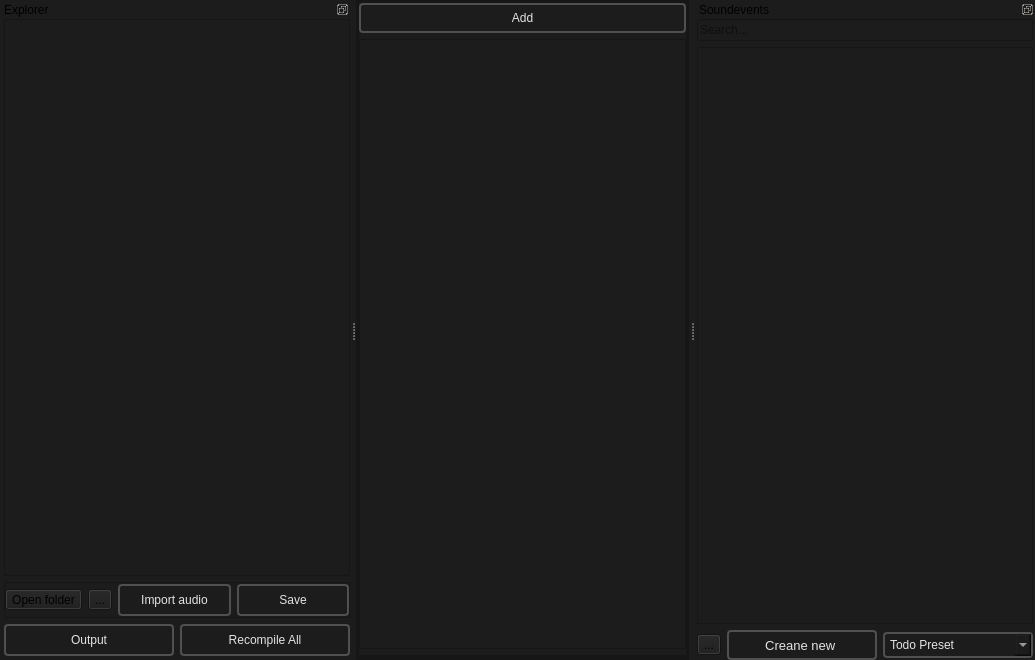
This is soudevent_editor/soundevenet_editor_mainwindow.ui in dertwist/Hammer5Tools as Qt 5 draws it before an edit. The edited form follows.
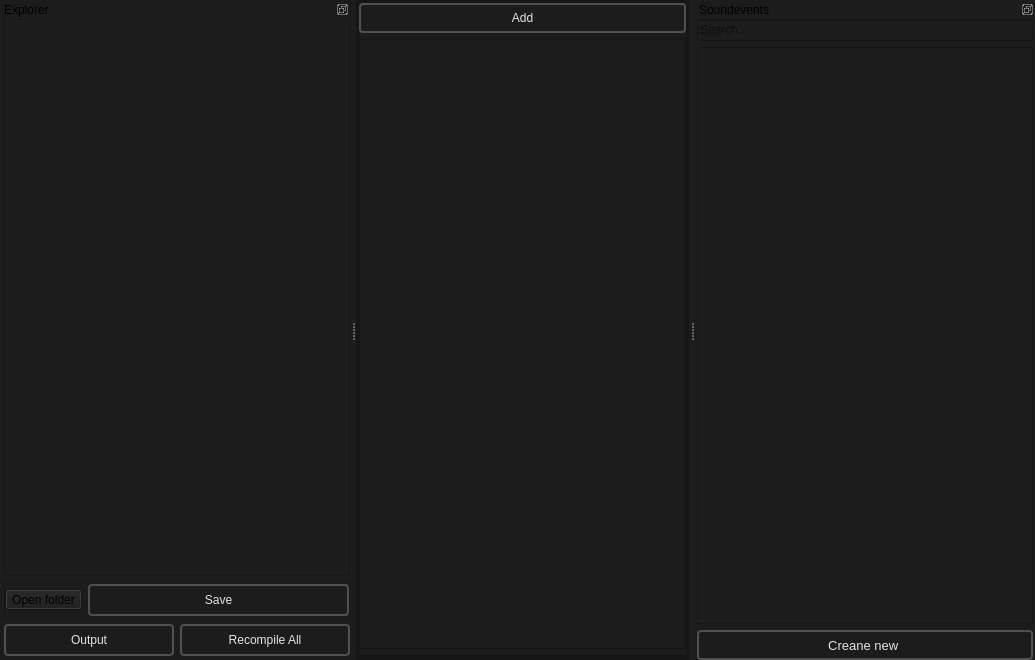
This is the edited form. Icons and pictures are not drawn.

```diff
--- a/soudevent_editor/soundevenet_editor_mainwindow.ui
+++ b/soudevent_editor/soundevenet_editor_mainwindow.ui
@@ -286,26 +286,6 @@
         <property name="bottomMargin">
          <number>0</number>
         </property>
-        <item>
-         <widget class="QToolButton" name="create_new_soundevent_options_button">
-          <property name="toolTip">
-           <string>&lt;html&gt;&lt;head/&gt;&lt;body&gt;&lt;p&gt;Quick setup options (todo)&lt;/p&gt;&lt;/body&gt;&lt;/html&gt;</string>
-          </property>
-          <property name="text">
-           <string>...</string>
-          </property>
-          <property name="icon">
-           <iconset resource="../resources.qrc">
-            <normaloff>:/icons/settings_16dp_9D9D9D_FILL0_wght400_GRAD0_opsz20.svg</normaloff>:/icons/settings_16dp_9D9D9D_FILL0_wght400_GRAD0_opsz20.svg</iconset>
-          </property>
-          <property name="iconSize">
-           <size>
-            <width>20</width>
-            <height>20</height>
-           </size>
-          </property>
-         </widget>
-        </item>
         <item>
          <widget class="QPushButton" name="create_new_soundevent">
           <property name="font">
@@ -366,175 +346,6 @@
           </property>
          </widget>
         </item>
-        <item>
-         <widget class="QComboBox" name="comboBox">
-          <property name="styleSheet">
-           <string notr="true">QMenu {
-background-color: red;
- }
-
-QMenu::item {
-    padding: 5px 10px;
-    font: 580 8pt &quot;Segoe UI&quot;;
-    border: 2px solid black;
-    border-radius: 4px;
-    border-color: rgba(80, 80, 80, 255);
-    color: #E3E3E3;
-}
-QMenu::item:selected {
-    background-color: #414956;
-    color: white;
-}
-QWidget {
-    background-color: #151515;
-    outline: none;
-}
-
-QWidget:item:checked {
-    background-color: #151515;
-    color: white;
-}
-
-QWidget:item:selected {
-    background-color: #414956;
-    color: white;
-    border: 0px;
-}
-
-
-
-QMenu {
-    background-color: #1d1d1f;
-    color: #FFFFFF;
-    border: 1px solid #555555;
-    /* padding-top: 5px; */
-    /* padding-bottom: 5px; */
-    border: 2px solid black;
-    border-radius: 4px;
-    border-color: rgba(80, 80, 80, 255);
-}
-
-QMenu::item {
-    font: 580 8pt &quot;Segoe UI&quot;;
-    border-top: 2px solid black;
-    border: 0px;
-    border-radius: 4px;
-    border-color: rgba(80, 80, 80, 255);
-    padding-left: 12px;
-    padding-right: 12px;
-    color: #E3E3E3;
-}
-
-QMenu::item:selected {
-    background-color: #666666;
-    color: #FFFFFF;
-}
-
-QMenu::separator {
-    height: 1px;
-    background: #AAAAAA;
-    margin: 5px 0;
-}
-
-QMenu::indicator {
-    width: 13px;
-    height: 13px;
-}
-
-QMenu::indicator:checked {
-    image: url(:/images/checkmark.png);
-}
-
-QMenu::indicator:unchecked {
-    image: url(:/images/empty.png);
-}
-
-
-QComboBox {
-    font: 580 8pt &quot;Segoe UI&quot;;
-    border: 2px solid black;
-    border-radius: 4px;
-    border-color: rgba(80, 80, 80, 255);
-    height: 12px;
-    padding-top: 5px;
-    padding-bottom: 5px;
-    color: #E3E3E3;
-    background-color: #1C1C1C;
-    padding-left: 5px;
-}
-
-QComboBox:hover {
-    background-color: #414956;
-    color: white;
-}
-
-QComboBox:pressed {
-    background-color: #2E2F30;
-    color: white;
-}
-
-QComboBox:item {
-    font: 580 8pt &quot;Segoe UI&quot;;
-    color: #E3E3E3;
-    padding-left: 5px;
-    background-color: #1C1C1C;
-    border-style: none;
-}
-
-QComboBox::drop-down {
-    color: #E3E3E3;
-    padding: 2px;
-    background: url(://icons/arrow_drop_down_16dp.svg) no-repeat center;
-    border-bottom: 0px solid black;
-    border-top: 0px solid black;
-    border-right: 0px;
-    border-left: 2px solid;
-    margin-left: 5px;
-    padding: 5px;
-    width: 7px;
-    border-color: rgba(80, 80, 80, 255);
-    background-color: #1C1C1C;
-}
-
-
-QComboBox QAbstractItemView {
-    border: 2px solid gray;
-    border-color: rgba(80, 80, 80, 255);
-    selection-background-color: #414956;
-    background-color: #1C1C1C;
-}
-
-
-QComboBox QAbstractItemView::item {
-    height: 16px; /* Set the height of each item */
-    padding: 4px; /* Add padding to each item */
-    padding-left: 5px;
-    padding-right: 5px;
-    color: #ff8a8a8a;
-    border-style: none;
-    border-bottom: 0.5px solid black;
-    border-color: rgba(255, 255, 255, 10);
-}
-
-
-QComboBox QAbstractItemView::item:selected {
-    height: 16px; /* Set the height of each item */
-    padding: 4px; /* Add padding to each item */
-    padding-left: 5px;
-    padding-right: 5px;
-    background-color: #414956;
-    color: white;
-    border: none; /* Remove border */
-    outline: none; /* Remove outline */
-}</string>
-          </property>
-          <item>
-           <property name="text">
-            <string>Todo Preset</string>
-           </property>
-          </item>
-         </widget>
-        </item>
        </layout>
       </widget>
      </item>
@@ -648,84 +459,6 @@
           </property>
          </widget>
         </item>
-        <item>
-         <widget class="QToolButton" name="Import_audio_options_button">
-          <property name="toolTip">
-           <string>&lt;html&gt;&lt;head/&gt;&lt;body&gt;&lt;p&gt;Improt audio options (todo)&lt;/p&gt;&lt;/body&gt;&lt;/html&gt;</string>
-          </property>
-          <property name="text">
-           <string>...</string>
-          </property>
-          <property name="icon">
-           <iconset resource="../resources.qrc">
-            <normaloff>:/icons/settings_16dp_9D9D9D_FILL0_wght400_GRAD0_opsz20.svg</normaloff>:/icons/settings_16dp_9D9D9D_FILL0_wght400_GRAD0_opsz20.svg</iconset>
-          </property>
-          <property name="iconSize">
-           <size>
-            <width>20</width>
-            <height>20</height>
-           </size>
-          </property>
-         </widget>
-        </item>
-        <item>
-         <widget class="QPushButton" name="Import_audio_button">
-          <property name="minimumSize">
-           <size>
-            <width>0</width>
-            <height>32</height>
-           </size>
-          </property>
-          <property name="toolTip">
-           <string>&lt;html&gt;&lt;head/&gt;&lt;body&gt;&lt;p&gt;Improt audio (todo)&lt;/p&gt;&lt;/body&gt;&lt;/html&gt;</string>
-          </property>
-          <property name="styleSheet">
-           <string notr="true">
-    /* QPushButton default and hover styles */
-    QPushButton {
-
-        font: 600 10pt &quot;Segoe UI&quot;;
-	
-
-        border: 2px solid black;
-        border-radius: 4px;
-        border-color: rgba(80, 80, 80, 255);
-        height:20px;
-        padding-top: 2px;
-        padding-bottom:2px;
-        padding-left: 4px;
-        padding-right: 4px;
-        color: #E3E3E3;
-        background-color: #1C1C1C;
-    }
-    QPushButton:hover {
-        background-color: #414956;
-        color: white;
-    }
-    QPushButton:pressed {
-        background-color: red;
-        background-color: #1C1C1C;
-        margin: 1 px;
-        margin-left: 2px;
-        margin-right: 2px;
-
-    }</string>
-          </property>
-          <property name="text">
-           <string>Import audio</string>
-          </property>
-          <property name="icon">
-           <iconset resource="../resources.qrc">
-            <normaloff>:/icons/place_item_24dp_9D9D9D_FILL0_wght400_GRAD0_opsz24.svg</normaloff>:/icons/place_item_24dp_9D9D9D_FILL0_wght400_GRAD0_opsz24.svg</iconset>
-          </property>
-          <property name="iconSize">
-           <size>
-            <width>20</width>
-            <height>20</height>
-           </size>
-          </property>
-         </widget>
-        </item>
         <item>
          <widget class="QPushButton" name="save_button">
           <property name="minimumSize">
```
Left out of the diff: 34 changed lines with no effect on the pictures.
